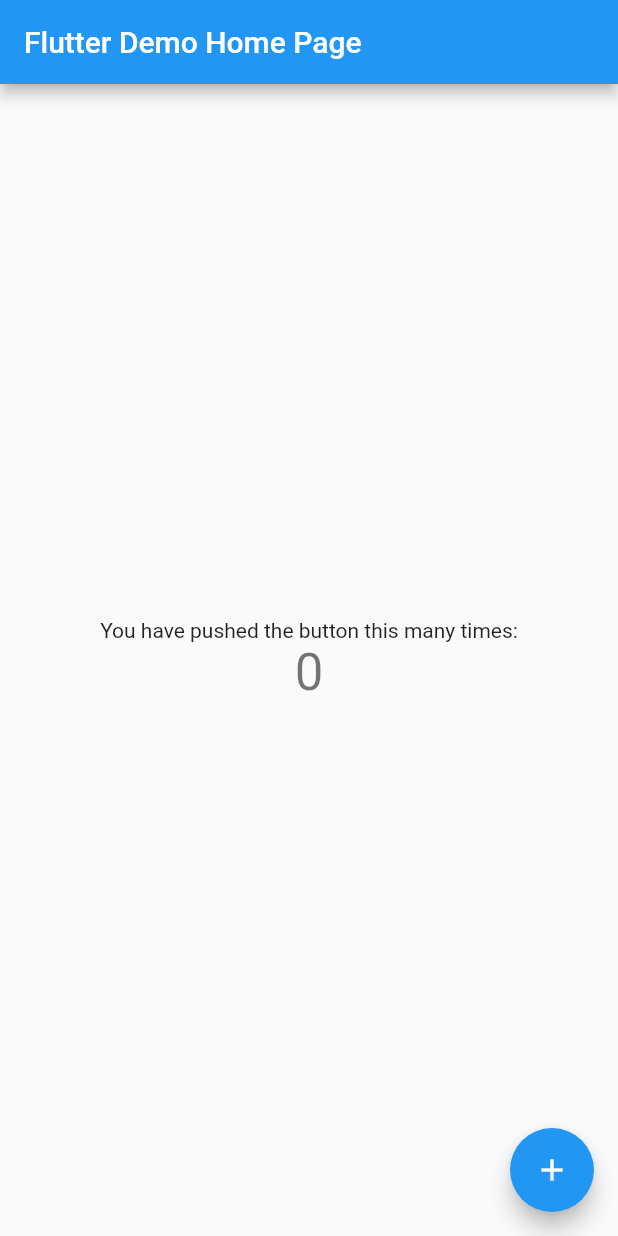
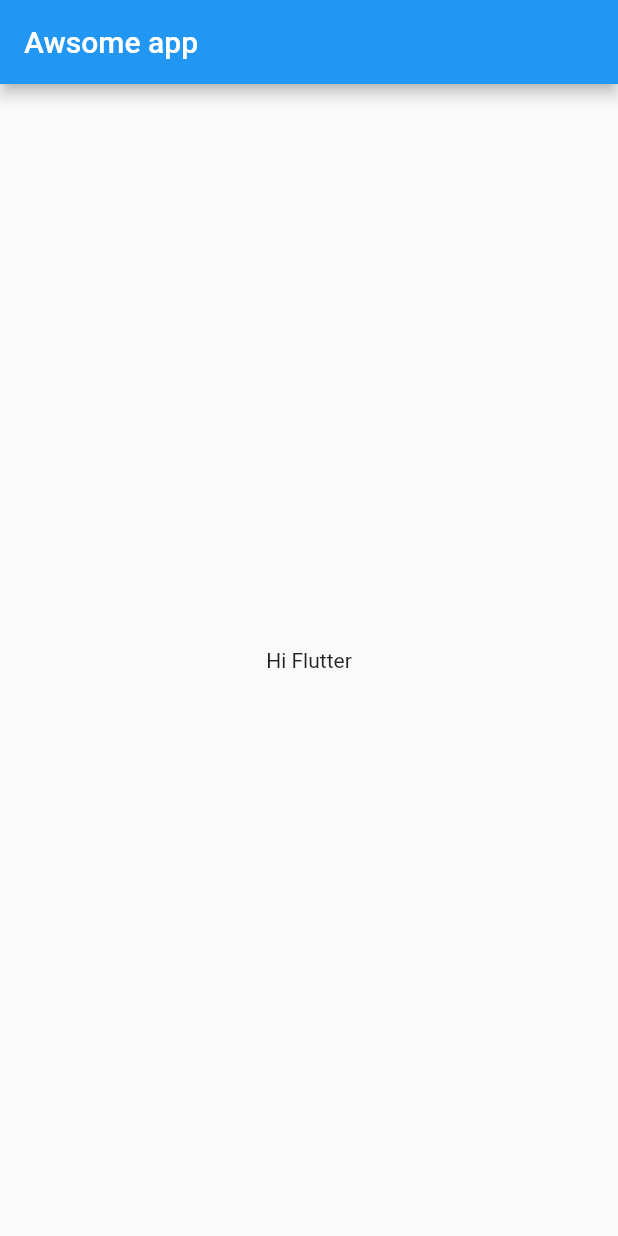
Before and after one commit to jaythanki18/awsome_app, a Flutter app: the screen it shows after launch, on a phone screen of 412 x 824 dp. Run offline on Flutter 3.47's test engine with Material 2 defaults, Android fonts, the phone set to English and light mode, and no system bars.

Commit message:
ch1 completed

```diff
--- a/lib/main.dart
+++ b/lib/main.dart
@@ -1,115 +1,24 @@
 import 'package:flutter/material.dart';
 
-void main() {
-  runApp(const MyApp());
+void main(){
+  runApp(MaterialApp(
+    title: "Awsome app",
+    home: HomePage()
+  ));
 }
 
-class MyApp extends StatelessWidget {
-  const MyApp({super.key});
+class HomePage extends StatelessWidget {
+  const HomePage({Key? key}) : super(key: key);
 
-  // This widget is the root of your application.
   @override
   Widget build(BuildContext context) {
-    return MaterialApp(
-      title: 'Flutter Demo',
-      theme: ThemeData(
-        // This is the theme of your application.
-        //
-        // Try running your application with "flutter run". You'll see the
-        // application has a blue toolbar. Then, without quitting the app, try
-        // changing the primarySwatch below to Colors.green and then invoke
-        // "hot reload" (press "r" in the console where you ran "flutter run",
-        // or simply save your changes to "hot reload" in a Flutter IDE).
-        // Notice that the counter didn't reset back to zero; the application
-        // is not restarted.
-        primarySwatch: Colors.blue,
+    return Scaffold(
+      appBar: AppBar(
+        title: Text("Awsome app"),
       ),
-      home: const MyHomePage(title: 'Flutter Demo Home Page'),
+      body: Container(
+        child: Center(child: Text("Hi Flutter")),
+      ),
     );
   }
 }
-
-class MyHomePage extends StatefulWidget {
-  const MyHomePage({super.key, required this.title});
-
-  // This widget is the home page of your application. It is stateful, meaning
-  // that it has a State object (defined below) that contains fields that affect
-  // how it looks.
-
-  // This class is the configuration for the state. It holds the values (in this
-  // case the title) provided by the parent (in this case the App widget) and
-  // used by the build method of the State. Fields in a Widget subclass are
-  // always marked "final".
-
-  final String title;
-
-  @override
-  State<MyHomePage> createState() => _MyHomePageState();
-}
-
-class _MyHomePageState extends State<MyHomePage> {
-  int _counter = 0;
-
-  void _incrementCounter() {
-    setState(() {
-      // This call to setState tells the Flutter framework that something has
-      // changed in this State, which causes it to rerun the build method below
-      // so that the display can reflect the updated values. If we changed
-      // _counter without calling setState(), then the build method would not be
-      // called again, and so nothing would appear to happen.
-      _counter++;
-    });
-  }
-
-  @override
-  Widget build(BuildContext context) {
-    // This method is rerun every time setState is called, for instance as done
-    // by the _incrementCounter method above.
-    //
-    // The Flutter framework has been optimized to make rerunning build methods
-    // fast, so that you can just rebuild anything that needs updating rather
-    // than having to individually change instances of widgets.
-    return Scaffold(
-      appBar: AppBar(
-        // Here we take the value from the MyHomePage object that was created by
-        // the App.build method, and use it to set our appbar title.
-        title: Text(widget.title),
-      ),
-      body: Center(
-        // Center is a layout widget. It takes a single child and positions it
-        // in the middle of the parent.
-        child: Column(
-          // Column is also a layout widget. It takes a list of children and
-          // arranges them vertically. By default, it sizes itself to fit its
-          // children horizontally, and tries to be as tall as its parent.
-          //
-          // Invoke "debug painting" (press "p" in the console, choose the
-          // "Toggle Debug Paint" action from the Flutter Inspector in Android
-          // Studio, or the "Toggle Debug Paint" command in Visual Studio Code)
-          // to see the wireframe for each widget.
-          //
-          // Column has various properties to control how it sizes itself and
-          // how it positions its children. Here we use mainAxisAlignment to
-          // center the children vertically; the main axis here is the vertical
-          // axis because Columns are vertical (the cross axis would be
-          // horizontal).
-          mainAxisAlignment: MainAxisAlignment.center,
-          children: <Widget>[
-            const Text(
-              'You have pushed the button this many times:',
-            ),
-            Text(
-              '$_counter',
-              style: Theme.of(context).textTheme.headlineMedium,
-            ),
-          ],
-        ),
-      ),
-      floatingActionButton: FloatingActionButton(
-        onPressed: _incrementCounter,
-        tooltip: 'Increment',
-        child: const Icon(Icons.add),
-      ), // This trailing comma makes auto-formatting nicer for build methods.
-    );
-  }
-}
```
